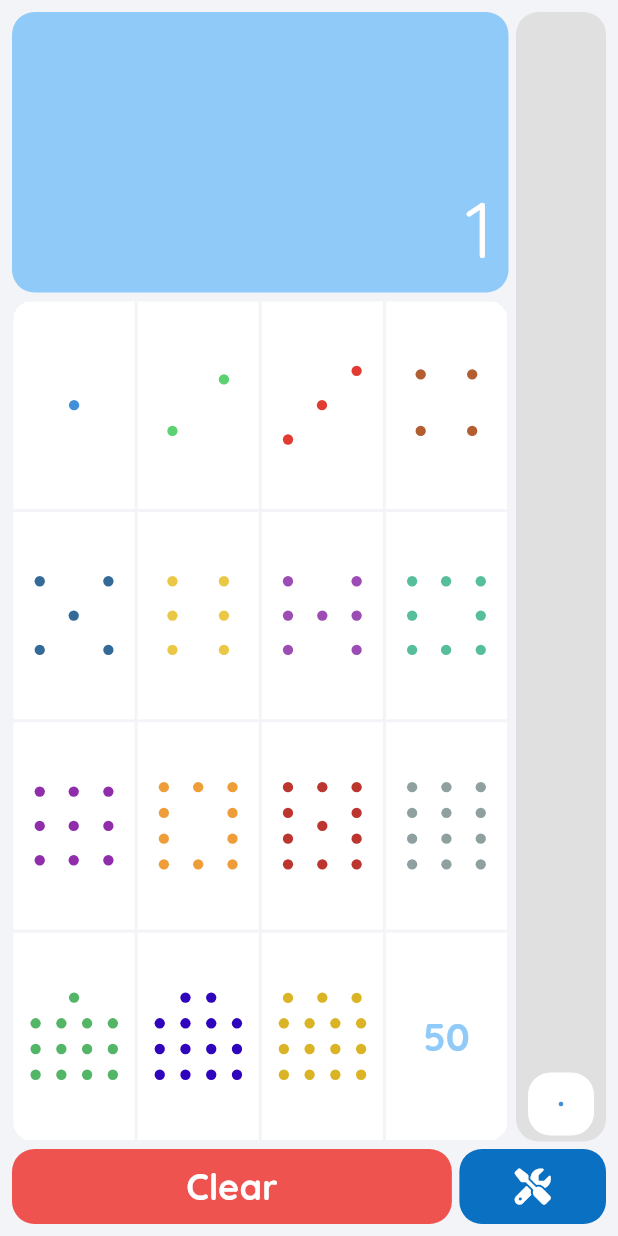
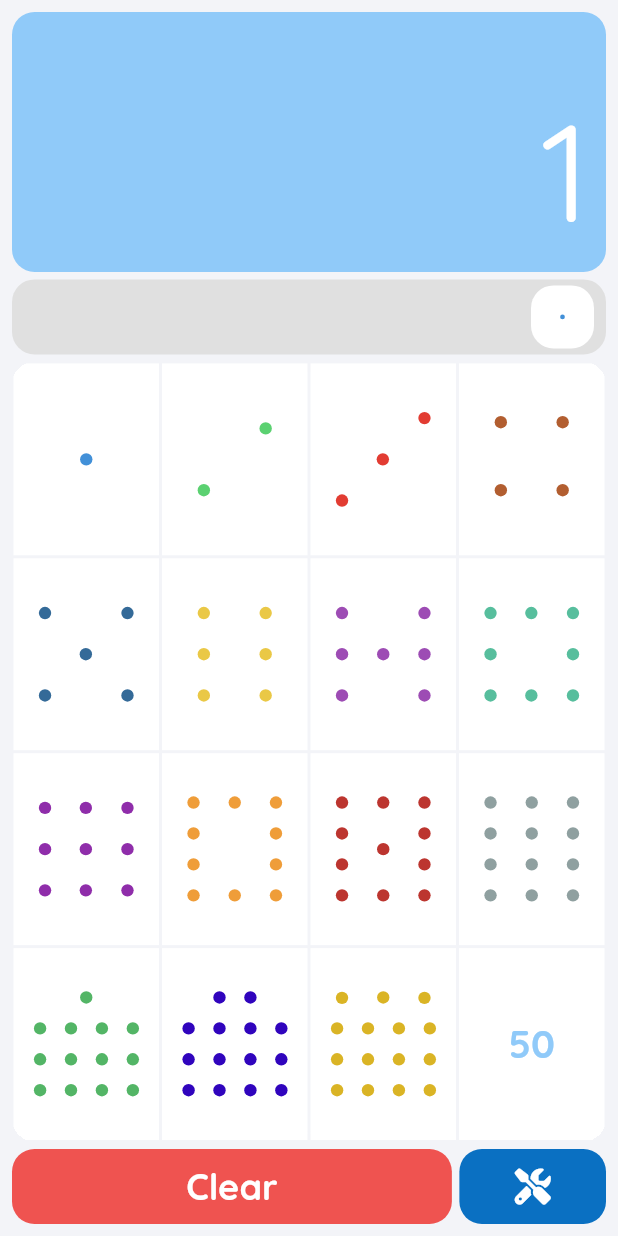
Before and after one commit to chrisstayte/DominoesCalculator, a Flutter app: the screen it shows after launch, after a tap on an icon or button, on a phone screen of 412 x 824 dp. Run offline on Flutter 3.47's test engine with Material 2 defaults, Android fonts, the light colour scheme and no system bars; drawn by our look-alikes of auto_size_text; our stand-ins replace camera, flutter_svg, font_awesome_flutter, google_fonts, modal_bottom_sheet, package_info_plus and 3 more.

Commit message:
reorganzied home screen

```diff
--- a/lib/screens/home_screen.dart
+++ b/lib/screens/home_screen.dart
@@ -10,6 +10,7 @@ import 'package:dominoes/screens/widgets/keypad_key.dart';
 import 'package:dominoes/screens/widgets/tile_history.dart';
 import 'package:flutter/foundation.dart';
 import 'package:flutter/material.dart';
+import 'package:flutter/rendering.dart';
 import 'package:flutter/services.dart';
 import 'package:font_awesome_flutter/font_awesome_flutter.dart';
 import 'package:modal_bottom_sheet/modal_bottom_sheet.dart';
@@ -64,19 +65,9 @@ class _HomeScreenState extends State<HomeScreen> {
           child: Column(
             children: [
               Expanded(
-                child: Row(
-                  crossAxisAlignment: CrossAxisAlignment.stretch,
-                  children: [
-                    Expanded(
-                      child: Column(
-                        crossAxisAlignment: CrossAxisAlignment.stretch,
-                        children: [
-                          Expanded(
                 child: Container(
                   decoration: BoxDecoration(
-                                color: context
-                                    .watch<SettingsProvider>()
-                                    .appAccentColor,
+                    color: context.watch<SettingsProvider>().appAccentColor,
                     borderRadius: BorderRadius.circular(
                       Global.ui.cornerRadius,
                     ),
@@ -90,17 +81,50 @@ class _HomeScreenState extends State<HomeScreen> {
                               0,
                               (previousValue, element) =>
                                   previousValue +
-                                              (Global.values
-                                                      .dominoValues[element] ??
+                                  (Global.values.dominoValues[element] ??
                                       context
                                           .watch<SettingsProvider>()
                                           .doubleZeroValue))
                           .toString(),
+                      minFontSize: 32,
                       style: const TextStyle(
                         color: Colors.white,
-                                    fontSize: 52,
+                        fontSize: 92,
                       ),
                     ),
+                  ),
+                ),
+              ),
+              SizedBox(
+                height: _gapBetweenAreas,
+              ),
+              Container(
+                height: 50,
+                clipBehavior: Clip.hardEdge,
+                decoration: BoxDecoration(
+                  borderRadius: BorderRadius.circular(Global.ui.cornerRadius),
+                  color: Colors.grey.shade300,
+                ),
+                child: Padding(
+                  padding: const EdgeInsets.symmetric(horizontal: 8.0),
+                  child: ListView.separated(
+                    controller: _controller,
+                    scrollDirection: Axis.horizontal,
+                    reverse: true,
+                    itemBuilder: (context, index) {
+                      return TileHistory(
+                        index: index,
+                        dominoType: _calcHistory[index],
+                        onTap: _removeTileHistory,
+                      );
+                    },
+                    separatorBuilder: (context, index) {
+                      return const Icon(
+                        Icons.add,
+                        size: 18,
+                      );
+                    },
+                    itemCount: _calcHistory.length,
                   ),
                 ),
               ),
@@ -208,45 +232,6 @@ class _HomeScreenState extends State<HomeScreen> {
                         ),
                       ],
                     )),
-                          ),
-                        ],
-                      ),
-                    ),
-                    SizedBox(
-                      width: _gapBetweenAreas,
-                    ),
-                    Container(
-                      width: 60,
-                      clipBehavior: Clip.hardEdge,
-                      decoration: BoxDecoration(
-                        borderRadius:
-                            BorderRadius.circular(Global.ui.cornerRadius),
-                        color: Colors.grey.shade300,
-                      ),
-                      child: Padding(
-                        padding: const EdgeInsets.symmetric(horizontal: 8.0),
-                        child: ListView.separated(
-                          controller: _controller,
-                          reverse: true,
-                          itemBuilder: (context, index) {
-                            return TileHistory(
-                              index: index,
-                              dominoType: _calcHistory[index],
-                              onTap: _removeTileHistory,
-                            );
-                          },
-                          separatorBuilder: (context, index) {
-                            return const Icon(
-                              Icons.add,
-                              size: 18,
-                            );
-                          },
-                          itemCount: _calcHistory.length,
-                        ),
-                      ),
-                    ),
-                  ],
-                ),
               ),
               SizedBox(
                 height: _gapBetweenAreas,
--- a/lib/screens/widgets/tile_history.dart
+++ b/lib/screens/widgets/tile_history.dart
@@ -29,7 +29,7 @@ class TileHistory extends StatelessWidget {
       },
       child: Container(
         margin: const EdgeInsets.symmetric(vertical: 4),
-        height: 42,
+        width: 42,
         decoration: BoxDecoration(
           borderRadius: BorderRadius.circular(
             Global.ui.cornerRadius,
```
Lines whose indentation alone changed are shown as unchanged.
